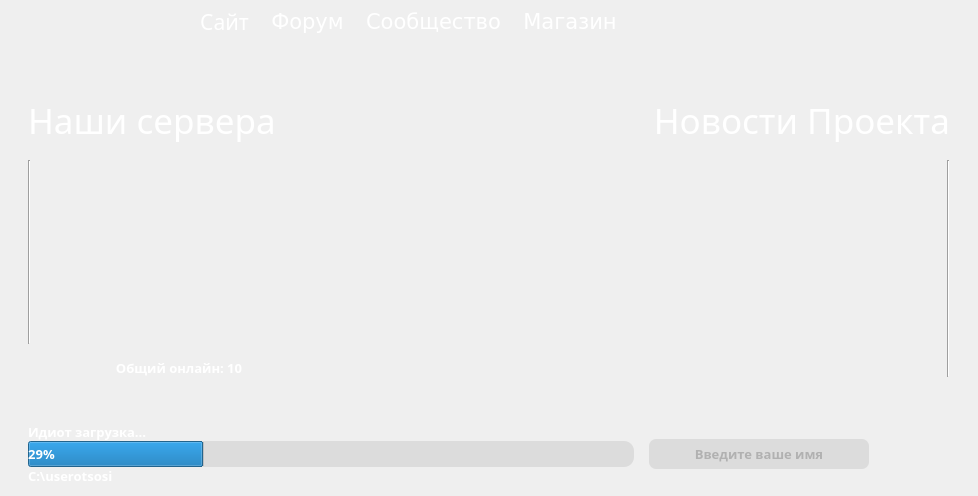
First picture: the form in mainwindow.ui, repository laevateinn-python/samplauncher, before the edit.
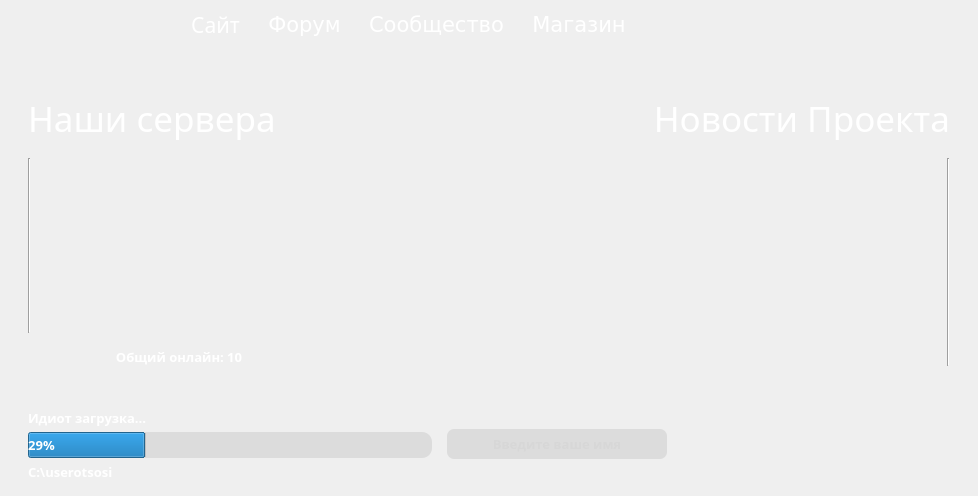
Second picture: the form after the edit. Icons and pictures are not drawn.

```diff
--- a/mainwindow.ui
+++ b/mainwindow.ui
@@ -147,12 +147,23 @@
          <enum>Qt::StrongFocus</enum>
         </property>
         <property name="styleSheet">
-         <string notr="true">background:rgba(255,255,255,10);
+         <string notr="true">QPushButton{
+background:rgba(255,255,255,0);
 color:white;
 margin-bottom:12px;
 margin-left:10px;
 margin-right:10px;
-</string>
+padding:3px;
+}
+QPushButton:hover{
+background-color: rgba(0, 255, 123, 100);
+
+border-radius: 4px;
+}
+QPushButton:pressed{
+border-radius: 4px;
+background-color:green;
+}</string>
         </property>
         <property name="text">
          <string>Сайт</string>
@@ -177,12 +188,23 @@
          </font>
         </property>
         <property name="styleSheet">
-         <string notr="true">background:rgba(255,255,255,10);
+         <string notr="true">QPushButton{
+background:rgba(255,255,255,0);
 color:white;
 margin-bottom:12px;
 margin-left:10px;
 margin-right:10px;
-</string>
+padding:3px;
+}
+QPushButton:hover{
+background-color: rgba(0, 255, 123, 100);
+
+border-radius: 4px;
+}
+QPushButton:pressed{
+border-radius: 4px;
+background-color:green;
+}</string>
         </property>
         <property name="text">
          <string>Форум</string>
@@ -201,12 +223,23 @@
          </font>
         </property>
         <property name="styleSheet">
-         <string notr="true">color:white;
-background:rgba(255,255,255,10);
+         <string notr="true">QPushButton{
+background:rgba(255,255,255,0);
+color:white;
 margin-bottom:12px;
 margin-left:10px;
 margin-right:10px;
-</string>
+padding:3px;
+}
+QPushButton:hover{
+background-color: rgba(0, 255, 123, 100);
+
+border-radius: 4px;
+}
+QPushButton:pressed{
+border-radius: 4px;
+background-color:green;
+}</string>
         </property>
         <property name="text">
          <string>Сообщество</string>
@@ -225,12 +258,23 @@
          </font>
         </property>
         <property name="styleSheet">
-         <string notr="true">color:white;
-background:rgba(255,255,255,10);
+         <string notr="true">QPushButton{
+background:rgba(255,255,255,0);
+color:white;
 margin-bottom:12px;
 margin-left:10px;
 margin-right:10px;
-</string>
+padding:3px;
+}
+QPushButton:hover{
+background-color: rgba(0, 255, 123, 100);
+
+border-radius: 4px;
+}
+QPushButton:pressed{
+border-radius: 4px;
+background-color:green;
+}</string>
         </property>
         <property name="text">
          <string>Магазин</string>
@@ -268,7 +312,11 @@
          </font>
         </property>
         <property name="styleSheet">
-         <string notr="true">background:rgba(255,255,255,10);</string>
+         <string notr="true">QPushButton{background:rgba(255,255,255,0);}
+QPushButton:hover{background-color: rgba(0, 255, 123, 100);
+border-radius:4px;}
+QPushButton:pressed{background:green;
+border-radius:4px;}</string>
         </property>
         <property name="text">
          <string/>
@@ -297,7 +345,11 @@
          </sizepolicy>
         </property>
         <property name="styleSheet">
-         <string notr="true">background:rgba(255,255,255,10);</string>
+         <string notr="true">QPushButton{background:rgba(255,255,255,0);}
+QPushButton:hover{background-color: rgba(0, 255, 123, 100);
+border-radius:4px;}
+QPushButton:pressed{background:green;
+border-radius:4px;}</string>
         </property>
         <property name="text">
          <string/>
@@ -319,8 +371,15 @@
           <verstretch>0</verstretch>
          </sizepolicy>
         </property>
+        <property name="autoFillBackground">
+         <bool>false</bool>
+        </property>
         <property name="styleSheet">
-         <string notr="true">background:rgba(255,255,255,10);</string>
+         <string notr="true">QPushButton{background:rgba(255,255,255,0);}
+QPushButton:hover{background-color: rgba(0, 255, 123, 100);
+border-radius:4px;}
+QPushButton:pressed{background:red; 
+border-radius:4px;}</string>
         </property>
         <property name="text">
          <string/>
@@ -605,7 +664,7 @@
          </font>
         </property>
         <property name="styleSheet">
-         <string notr="true">color:rgb(134, 134, 134);
+         <string notr="true">color:rgb(209, 209, 209);
 height:30px;
 width:220px;
 border-radius: 7px;
@@ -634,15 +693,36 @@
         <property name="placeholderText">
          <string>Введите ваше имя</string>
         </property>
+        <property name="clearButtonEnabled">
+         <bool>false</bool>
+        </property>
        </widget>
       </item>
       <item>
        <widget class="QPushButton" name="pushButton_play">
+        <property name="sizePolicy">
+         <sizepolicy hsizetype="Preferred" vsizetype="Preferred">
+          <horstretch>0</horstretch>
+          <verstretch>0</verstretch>
+         </sizepolicy>
+        </property>
         <property name="autoFillBackground">
          <bool>false</bool>
         </property>
         <property name="styleSheet">
-         <string notr="true">background:rgba(255,255,255,0);</string>
+         <string notr="true">QPushButton{
+background-image: url(:/ui/play.png);
+height:81px;
+width:268px;
+border-radius:7px;
+}
+QPushButton:hover{background-color:green;}
+QPushButton:pressed{
+width:268px;
+height:71px;
+background-image:url(:/ui/playpressed.png);
+border-radius:7px;
+}</string>
         </property>
         <property name="text">
          <string/>
@@ -653,10 +733,13 @@
         </property>
         <property name="iconSize">
          <size>
-          <width>200</width>
-          <height>100</height>
+          <width>0</width>
+          <height>0</height>
          </size>
         </property>
+        <property name="default">
+         <bool>false</bool>
+        </property>
         <property name="flat">
          <bool>true</bool>
         </property>
```
Left out of the diff: 22 changed lines with no effect on the pictures.
